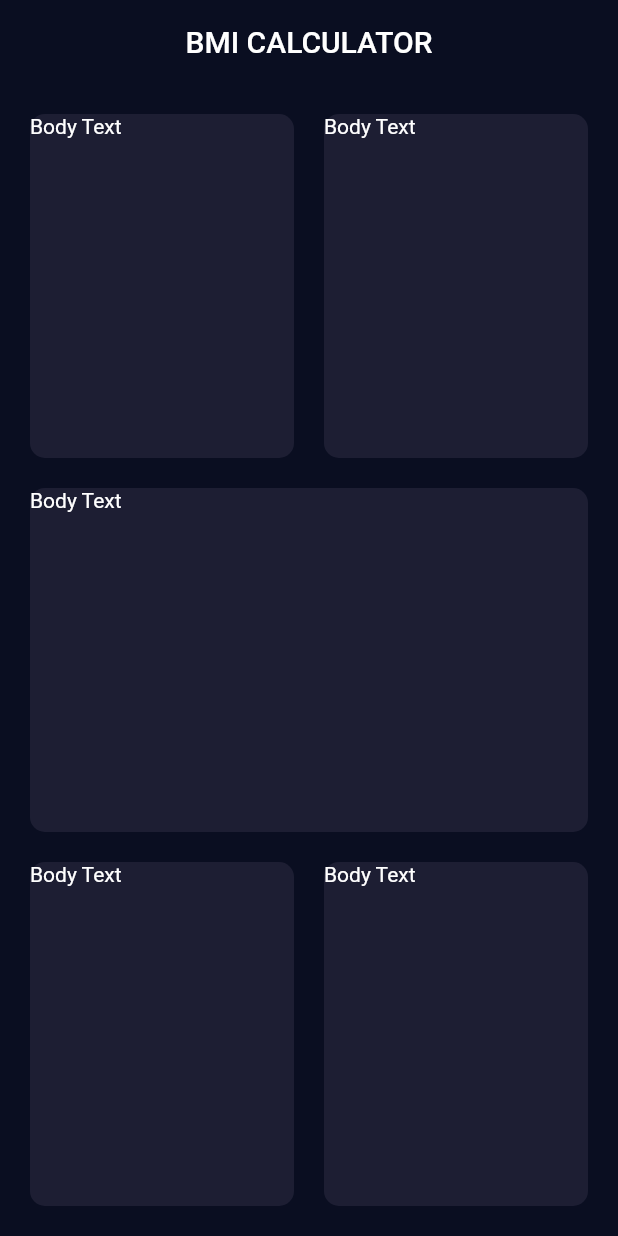
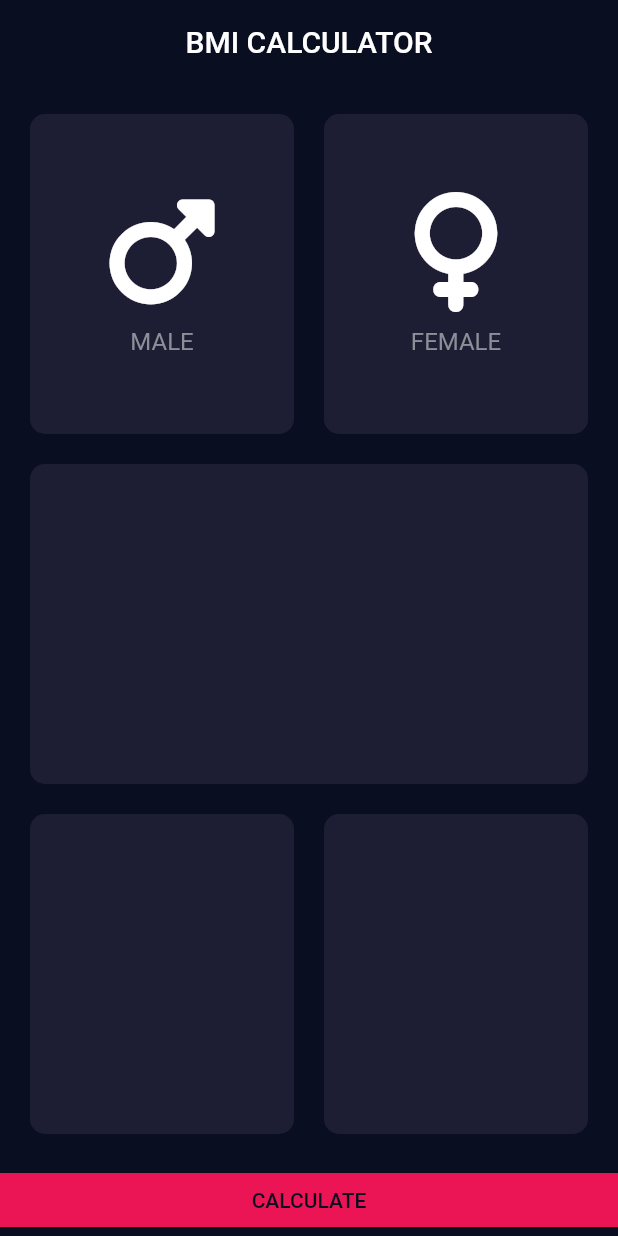
Before and after one commit to RuanFailache/flutter_bmi_calculator, a Flutter app: the screen it shows after launch, on a phone screen of 412 x 824 dp. Run offline on Flutter 3.47's test engine with Material 2 defaults, Android fonts, the phone set to English and light mode, and no system bars; our stand-ins replace font_awesome_flutter.

Commit message:
feat: choose gender at input page

```diff
--- a/lib/main.dart
+++ b/lib/main.dart
@@ -16,7 +16,8 @@ class BMICalculator extends StatelessWidget {
           colorScheme: const ColorScheme.dark().copyWith(
             primary: const Color(0xFF0A0E21),
             secondary: Colors.purple,
-            surface: const Color(0xFF1d1E33),
+            surface: const Color(0xFF1D1E33),
+            surfaceVariant: const Color(0xFF111328),
           ),
           appBarTheme: const AppBarTheme(
             elevation: 0,
--- /dev/null
+++ b/lib/pages/input/components/icon_content.dart
@@ -0,0 +1,59 @@
+import 'package:flutter/material.dart';
+import 'package:font_awesome_flutter/font_awesome_flutter.dart';
+
+enum Gender {
+  male,
+  female,
+}
+
+extension GenderExtensions on Gender {
+  get text {
+    switch (this) {
+      case Gender.male:
+        return 'MALE';
+      case Gender.female:
+        return 'FEMALE';
+    }
+  }
+}
+
+class IconContent extends StatelessWidget {
+  const IconContent({
+    Key? key,
+    required this.gender,
+  }) : super(key: key);
+
+  final Gender gender;
+
+  IconData get _genderIcon {
+    switch (gender) {
+      case Gender.male:
+        return FontAwesomeIcons.mars;
+      case Gender.female:
+        return FontAwesomeIcons.venus;
+    }
+  }
+
+  @override
+  Widget build(BuildContext context) {
+    return Column(
+      mainAxisAlignment: MainAxisAlignment.center,
+      children: [
+        Icon(
+          _genderIcon,
+          size: 80,
+        ),
+        const SizedBox(
+          height: 10,
+        ),
+        Text(
+          gender.text,
+          style: const TextStyle(
+            fontSize: 16,
+            color: Color(0xFF8D8E98),
+          ),
+        )
+      ],
+    );
+  }
+}
--- /dev/null
+++ b/lib/pages/input/components/reusable_card.dart
@@ -0,0 +1,26 @@
+import 'package:flutter/material.dart';
+
+class ReusableCard extends StatelessWidget {
+  const ReusableCard({
+    Key? key,
+    this.color,
+    required this.cardChild,
+  }) : super(key: key);
+
+  final Color? color;
+  final Widget cardChild;
+
+  @override
+  Widget build(BuildContext context) {
+    final appColorScheme = Theme.of(context).colorScheme;
+
+    return Container(
+      margin: const EdgeInsets.all(10),
+      decoration: BoxDecoration(
+        color: color ?? appColorScheme.surface,
+        borderRadius: BorderRadius.circular(10),
+      ),
+      child: cardChild,
+    );
+  }
+}
--- /dev/null
+++ b/lib/pages/input/controller.dart
@@ -0,0 +1,11 @@
+import 'package:bmi_calculator/pages/input/components/icon_content.dart';
+
+class InputController {
+  Gender? _selectedGender;
+
+  Gender? get selectedGender => _selectedGender;
+
+  updateSelectedGender(Gender gender) {
+    _selectedGender = gender;
+  }
+}
--- a/lib/pages/input/page.dart
+++ b/lib/pages/input/page.dart
@@ -1,3 +1,6 @@
+import 'package:bmi_calculator/pages/input/components/icon_content.dart';
+import 'package:bmi_calculator/pages/input/components/reusable_card.dart';
+import 'package:bmi_calculator/pages/input/controller.dart';
 import 'package:flutter/material.dart';
 
 class InputPage extends StatefulWidget {
@@ -8,16 +11,42 @@ class InputPage extends StatefulWidget {
 }
 
 class _InputPageState extends State<InputPage> {
+  final _inputController = InputController();
+
+  void selectGender(Gender gender) {
+    setState(() {
+      _inputController.updateSelectedGender(gender);
+    });
+  }
+
+  Widget getIconContentByGender(BuildContext context, Gender gender) {
+    final appColorSchema = Theme.of(context).colorScheme;
+
+    final isCardSelected = _inputController.selectedGender == gender;
+
+    return GestureDetector(
+      onTap: () => selectGender(gender),
+      child: ReusableCard(
+        color: isCardSelected
+            ? appColorSchema.surfaceVariant
+            : appColorSchema.surface,
+        cardChild: IconContent(gender: gender),
+      ),
+    );
+  }
+
   @override
   Widget build(BuildContext context) {
-    final appColorScheme = Theme.of(context).colorScheme;
-
     return Scaffold(
       appBar: AppBar(
         title: const Text('BMI CALCULATOR'),
       ),
-      body: Padding(
-        padding: const EdgeInsets.all(20),
+      body: Column(
+        crossAxisAlignment: CrossAxisAlignment.stretch,
+        children: [
+          Expanded(
+            child: Padding(
+              padding: const EdgeInsets.all(10),
               child: Column(
                 crossAxisAlignment: CrossAxisAlignment.stretch,
                 children: [
@@ -26,67 +55,37 @@ class _InputPageState extends State<InputPage> {
                       crossAxisAlignment: CrossAxisAlignment.stretch,
                       children: [
                         Expanded(
-                    child: Container(
-                      decoration: BoxDecoration(
-                        color: appColorScheme.surface,
-                        borderRadius: BorderRadius.circular(10),
-                      ),
-                      child: const Text('Body Text'),
+                          child: getIconContentByGender(
+                            context,
+                            Gender.male,
                           ),
                         ),
-                  const SizedBox(
-                    width: 20,
-                  ),
                         Expanded(
-                    child: Container(
-                      decoration: BoxDecoration(
-                        color: appColorScheme.surface,
-                        borderRadius: BorderRadius.circular(10),
-                      ),
-                      child: const Text('Body Text'),
+                          child: getIconContentByGender(
+                            context,
+                            Gender.female,
                           ),
                         ),
                       ],
                     ),
                   ),
-            const SizedBox(
-              height: 20,
+                  Expanded(
+                    child: ReusableCard(
+                      cardChild: Container(),
                     ),
-            Expanded(
-              child: Container(
-                decoration: BoxDecoration(
-                  color: appColorScheme.surface,
-                  borderRadius: BorderRadius.circular(10),
-                ),
-                child: const Text('Body Text'),
-              ),
-            ),
-            const SizedBox(
-              height: 20,
                   ),
                   Expanded(
                     child: Row(
                       crossAxisAlignment: CrossAxisAlignment.stretch,
                       children: [
                         Expanded(
-                    child: Container(
-                      decoration: BoxDecoration(
-                        color: appColorScheme.surface,
-                        borderRadius: BorderRadius.circular(10),
-                      ),
-                      child: const Text('Body Text'),
+                          child: ReusableCard(
+                            cardChild: Container(),
                           ),
                         ),
-                  const SizedBox(
-                    width: 20,
-                  ),
                         Expanded(
-                    child: Container(
-                      decoration: BoxDecoration(
-                        color: appColorScheme.surface,
-                        borderRadius: BorderRadius.circular(10),
-                      ),
-                      child: const Text('Body Text'),
+                          child: ReusableCard(
+                            cardChild: Container(),
                           ),
                         ),
                       ],
@@ -95,6 +94,20 @@ class _InputPageState extends State<InputPage> {
                 ],
               ),
             ),
+          ),
+          TextButton(
+            onPressed: () {},
+            style: TextButton.styleFrom(
+              padding: EdgeInsets.zero,
+              shape: const ContinuousRectangleBorder(
+                borderRadius: BorderRadius.zero,
+              ),
+              backgroundColor: const Color(0xFFEB1555),
+            ),
+            child: const Text('CALCULATE'),
+          ),
+        ],
+      ),
     );
   }
 }
--- a/pubspec.yaml
+++ b/pubspec.yaml
@@ -36,6 +36,7 @@ dependencies:
   # The following adds the Cupertino Icons font to your application.
   # Use with the CupertinoIcons class for iOS style icons.
   cupertino_icons: ^1.0.2
+  font_awesome_flutter: ^10.2.1
 
 dev_dependencies:
   flutter_test:
```
Also changed, not shown: pubspec.lock. Lines whose indentation alone changed are shown as unchanged.
